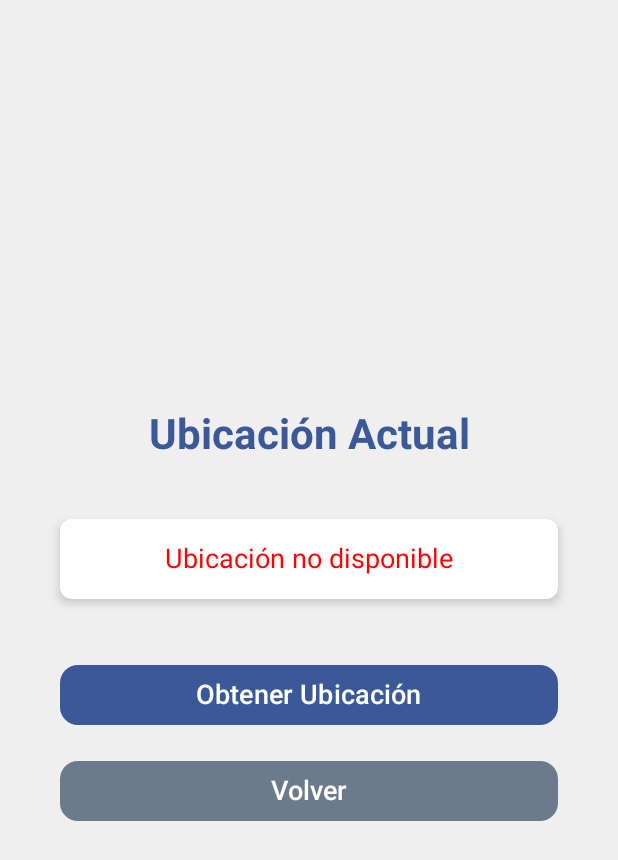
After one commit to yazreyesrz/appkotlin, an Android app built with Jetpack Compose: the LocationActivity screen opened directly, with no data from a screen before it, on a phone screen of 412 x 824 dp. The commit adds this screen. Shown: the top 860 px of the screen. Run offline under Robolectric (Android 15) with nearby library versions, the phone set to English and light mode, and no system bars.

Commit message:
"Se agrego el que se pudiera obtener la ubicacion :) "

```diff
--- a/app/build.gradle.kts
+++ b/app/build.gradle.kts
@@ -55,6 +55,12 @@ dependencies {
     implementation(libs.coroutines.android)
     implementation(libs.lifecycle.viewmodel.ktx)
     implementation(libs.lifecycle.livedata.ktx)
+    implementation("com.google.android.gms:play-services-location:21.0.1")
+    implementation("com.google.accompanist:accompanist-permissions:0.31.0-alpha")
+    implementation ("org.jetbrains.kotlinx:kotlinx-coroutines-play-services:1.6.4")
+    implementation ("androidx.lifecycle:lifecycle-viewmodel-compose:2.6.2")  // Verifica la última versión en el sitio oficial
+    implementation ("androidx.activity:activity-compose:1.7.2")
+    implementation ("androidx.navigation:navigation-compose:2.7.2")
     implementation(libs.androidx.appcompat)
     testImplementation(libs.junit)
     androidTestImplementation(libs.androidx.junit)
--- a/app/src/main/AndroidManifest.xml
+++ b/app/src/main/AndroidManifest.xml
@@ -4,6 +4,9 @@
 
 
     <uses-permission android:name="android.permission.INTERNET" />
+    <uses-permission android:name="android.permission.ACCESS_FINE_LOCATION" />
+    <uses-permission android:name="android.permission.ACCESS_COARSE_LOCATION" />
+
     <application
         android:allowBackup="true"
         android:dataExtractionRules="@xml/data_extraction_rules"
@@ -28,6 +31,7 @@
         <activity android:name=".activities.RegisterActivity" />
         <activity android:name=".activities.TaskActivity" />
         <activity android:name=".activities.LoginActivity" />
+        <activity android:name=".activities.LocationActivity" />
 
     </application>
 
--- a/app/src/main/java/com/ramirinter/lologin/MainActivity.kt
+++ b/app/src/main/java/com/ramirinter/lologin/MainActivity.kt
@@ -9,8 +9,6 @@ class MainActivity : ComponentActivity() {
 
     override fun onCreate(savedInstanceState: Bundle?) {
         super.onCreate(savedInstanceState)
-
-
         val intent = Intent(this, LoginActivity::class.java)
         startActivity(intent)
         finish()
--- /dev/null
+++ b/app/src/main/java/com/ramirinter/lologin/activities/LocationActivity.kt
@@ -0,0 +1,15 @@
+package com.ramirinter.lologin.activities
+
+import android.os.Bundle
+import androidx.activity.ComponentActivity
+import androidx.activity.compose.setContent
+import com.ramirinter.lologin.view.LocationScreen
+
+class LocationActivity : ComponentActivity() {
+    override fun onCreate(savedInstanceState: Bundle?) {
+        super.onCreate(savedInstanceState)
+        setContent {
+            LocationScreen()
+        }
+    }
+}
--- a/app/src/main/java/com/ramirinter/lologin/model/Task.kt
+++ b/app/src/main/java/com/ramirinter/lologin/model/Task.kt
@@ -2,7 +2,7 @@ package com.ramirinter.lologin.model
 import com.google.gson.annotations.SerializedName
 
 data class Task(
-    @SerializedName("_id") val id: String,  // El `_id` de MongoDB es mapeado a `id`
+    @SerializedName("_id") val id: String,
     val title: String,
     val description: String
 )
--- /dev/null
+++ b/app/src/main/java/com/ramirinter/lologin/view/LocationScreen.kt
@@ -0,0 +1,126 @@
+package com.ramirinter.lologin.view
+
+import android.Manifest
+import android.app.Activity
+import android.content.pm.PackageManager
+import android.location.Location
+import androidx.compose.foundation.background
+import androidx.compose.foundation.layout.*
+import androidx.compose.foundation.shape.RoundedCornerShape
+import androidx.compose.material3.*
+import androidx.compose.runtime.*
+import androidx.compose.ui.Alignment
+import androidx.compose.ui.Modifier
+import androidx.compose.ui.graphics.Color
+import androidx.compose.ui.platform.LocalContext
+import androidx.compose.ui.text.font.FontWeight
+import androidx.compose.ui.unit.dp
+import androidx.compose.ui.unit.sp
+import androidx.core.app.ActivityCompat
+import androidx.core.content.ContextCompat
+import com.google.android.gms.location.FusedLocationProviderClient
+import com.google.android.gms.location.LocationServices
+
+@Composable
+fun LocationScreen() {
+    val context = LocalContext.current
+    val fusedLocationClient = remember { LocationServices.getFusedLocationProviderClient(context) }
+    var location by remember { mutableStateOf<Location?>(null) }
+    var errorMessage by remember { mutableStateOf<String?>(null) }
+
+    val backgroundColor = Color(0xFFEFEFEF) // Gris claro
+    val primaryColor = Color(0xFF3B5998) // Azul no tan fuerte
+    val secondaryColor = Color(0xFF6D7A8B) // Gris más oscuro para contraste
+
+    fun fetchLocation() {
+        if (ContextCompat.checkSelfPermission(context, Manifest.permission.ACCESS_FINE_LOCATION) == PackageManager.PERMISSION_GRANTED) {
+            fusedLocationClient.lastLocation.addOnSuccessListener { loc ->
+                if (loc != null) {
+                    location = loc
+                } else {
+                    errorMessage = "No se pudo obtener la ubicación"
+                }
+            }.addOnFailureListener {
+                errorMessage = "Error al obtener la ubicación"
+            }
+        } else {
+            ActivityCompat.requestPermissions(
+                context as Activity,
+                arrayOf(Manifest.permission.ACCESS_FINE_LOCATION),
+                1001
+            )
+        }
+    }
+
+    Column(
+        modifier = Modifier
+            .fillMaxSize()
+            .background(backgroundColor)
+            .padding(24.dp),
+        verticalArrangement = Arrangement.Center,
+        horizontalAlignment = Alignment.CenterHorizontally
+    ) {
+        Text(
+            text = "Ubicación Actual",
+            fontSize = 28.sp,
+            fontWeight = FontWeight.Bold,
+            color = primaryColor
+        )
+        Spacer(modifier = Modifier.height(24.dp))
+
+        Card(
+            modifier = Modifier
+                .fillMaxWidth()
+                .padding(16.dp),
+            colors = CardDefaults.cardColors(containerColor = Color.White),
+            elevation = CardDefaults.cardElevation(defaultElevation = 4.dp),
+            shape = RoundedCornerShape(8.dp)
+        ) {
+            Column(
+                modifier = Modifier
+                    .padding(16.dp)
+                    .fillMaxWidth(),
+                horizontalAlignment = Alignment.CenterHorizontally
+            ) {
+                if (location != null) {
+                    Text(text = "Latitud: ${location!!.latitude}", fontSize = 18.sp, color = secondaryColor)
+                    Text(text = "Longitud: ${location!!.longitude}", fontSize = 18.sp, color = secondaryColor)
+                } else {
+                    Text(text = errorMessage ?: "Ubicación no disponible", fontSize = 18.sp, color = Color.Red)
+                }
+            }
+        }
+
+        Spacer(modifier = Modifier.height(24.dp))
+
+        Button(
+            onClick = { fetchLocation() },
+            modifier = Modifier
+                .fillMaxWidth()
+                .padding(horizontal = 16.dp),
+            colors = ButtonDefaults.buttonColors(
+                containerColor = primaryColor,
+                contentColor = Color.White
+            ),
+            shape = RoundedCornerShape(12.dp)
+        ) {
+            Text("Obtener Ubicación", fontSize = 18.sp)
+        }
+
+        Spacer(modifier = Modifier.height(16.dp))
+
+        Button(
+            onClick = { (context as? Activity)?.finish() },
+            modifier = Modifier
+                .fillMaxWidth()
+                .padding(horizontal = 16.dp),
+            colors = ButtonDefaults.buttonColors(
+                containerColor = secondaryColor,
+                contentColor = Color.White
+            ),
+            shape = RoundedCornerShape(12.dp)
+        ) {
+            Text("Volver", fontSize = 18.sp)
+        }
+    }
+}
```
Also changed, not shown: app/src/main/java/com/ramirinter/lologin/repository/LocationRepository.kt (added, +23 -0 lines), app/src/main/java/com/ramirinter/lologin/view/TaskScreen.kt (+34 -11 lines), app/src/main/java/com/ramirinter/lologin/viewmodel/LocationViewModel.kt (added, +22 -0 lines), app/src/main/java/com/ramirinter/lologin/viewmodel/LocationViewModelFactory.kt (added, +16 -0 lines).
